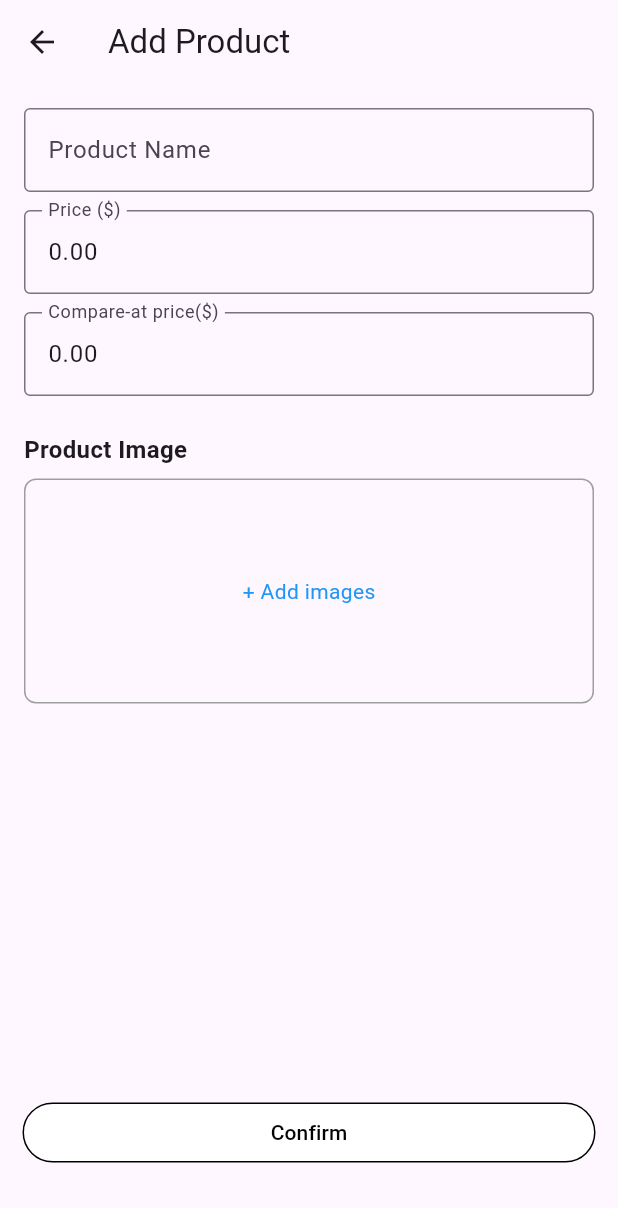
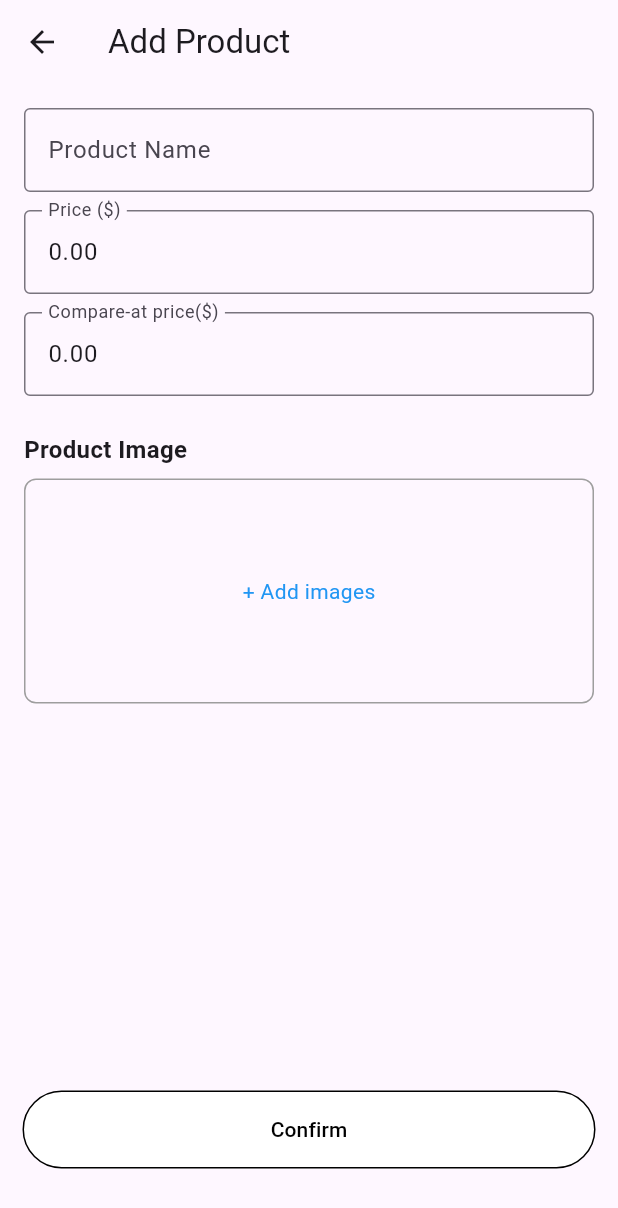
Before and after one commit to TzuHsuanLin-127322/Comp5450Challenge1, a Flutter app: the ProductFormPage screen opened directly, on a phone screen of 412 x 824 dp. Shown: the top 1208 px of the screen. Run offline on Flutter 3.47's test engine with Material 3 defaults, Android fonts, the phone set to English and light mode, and no system bars; our stand-ins replace fl_chart, image_picker.

Commit message:
Update product_form_page.dart

```diff
--- a/lib/pages/product_form_page.dart
+++ b/lib/pages/product_form_page.dart
@@ -33,9 +33,9 @@ class _ProductFormPageState extends State<ProductFormPage> {
     }
 
     _nameCtrl = TextEditingController(text: vm.product.name);
-    _priceCtrl = TextEditingController(text: vm.product.price.toString());       // e.g. 23.99
+    _priceCtrl = TextEditingController(text: vm.product.price.toString());
     _compareCtrl =
-        TextEditingController(text: vm.product.comparePrice.toString());        // e.g. 30.00
+        TextEditingController(text: vm.product.comparePrice.toString());
   }
 
   @override
@@ -93,9 +93,18 @@ class _ProductFormPageState extends State<ProductFormPage> {
               vm.product.images.isEmpty
                   ? _emptyImageBox(onTap: vm.pickImages)
                   : _imageGrid(vm),
-              if (widget.isEditMode) ...[
-                const SizedBox(height: 24),
-                Center(
+            ],
+          ),
+        ),
+        bottomNavigationBar: Padding(
+          padding: const EdgeInsets.only(left: 15, right: 15, bottom: 45),
+          child: Column(
+            mainAxisSize: MainAxisSize.min,
+            children: [
+              if (widget.isEditMode)
+                Padding(
+                  padding: const EdgeInsets.only(bottom: 15),
+                  child: Center(
                     child: TextButton(
                       onPressed: () {
                         vm.deleteProduct();
@@ -105,20 +114,18 @@ class _ProductFormPageState extends State<ProductFormPage> {
                           style: TextStyle(color: Colors.blue)),
                     ),
                   ),
-              ],
-            ],
                 ),
-        ),
-        bottomNavigationBar: Padding(
-          padding: const EdgeInsets.only(left: 15, right: 15, bottom: 45),
+              SizedBox(
+                width: double.infinity, // 使按钮宽度填满可用空间
                 child: OutlinedButton(
                   onPressed: () {
                     vm.saveProduct();
                     Navigator.pop(context, vm.product);
                   },
                   style: OutlinedButton.styleFrom(
-              side: BorderSide(color: Colors.black),
+                    side: const BorderSide(color: Colors.black),
                     backgroundColor: Colors.white,
+                    padding: const EdgeInsets.symmetric(vertical: 16), // 增加垂直内边距
                   ),
                   child: const Text(
                     'Confirm',
@@ -126,11 +133,13 @@ class _ProductFormPageState extends State<ProductFormPage> {
                   ),
                 ),
               ),
+            ],
+          ),
+        ),
       ),
     );
   }
 
-  // allow both numbers and decimal points
   Widget _moneyField({
     required TextEditingController controller,
     required String label,
```
Lines whose indentation alone changed are shown as unchanged.
